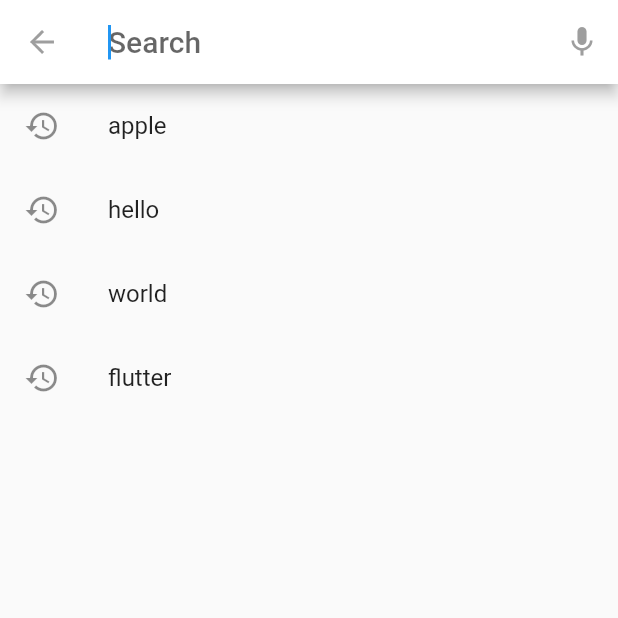
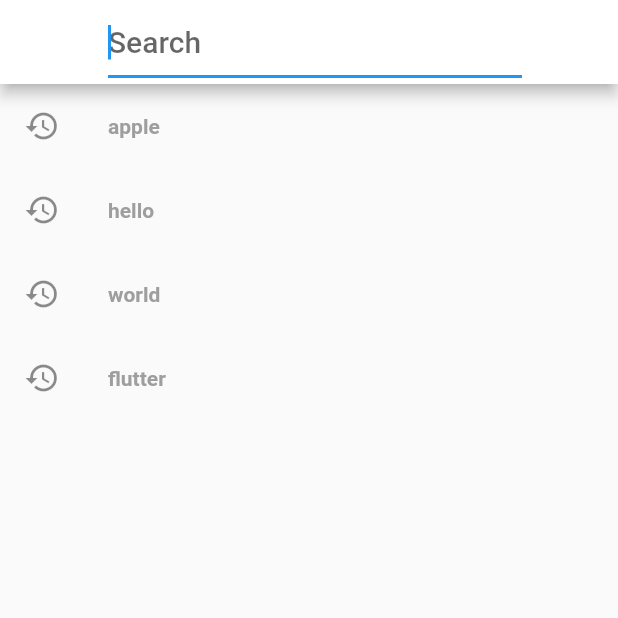
Before and after one commit to IsaiasGC/movies_app, a Flutter app: the screen it shows after launch, item 2 of the bottom bar chosen, after a tap on the "search" icon, on a phone screen of 412 x 824 dp, the top half of it. Run offline on Flutter 3.47's test engine with Material 2 defaults, Android fonts, the phone set to English and light mode, and no system bars; our stand-ins replace flutter_slidable, splashscreen; network calls fail.

Commit message:
Agregado los eventos de Search

```diff
--- a/lib/Search.dart
+++ b/lib/Search.dart
@@ -1,55 +1,32 @@
 import 'dart:convert' as convert;
 import 'package:flutter/material.dart';
-import 'package:flutter_slidable/flutter_slidable.dart';
 import 'package:http/http.dart' as http;
 
-class Search extends StatefulWidget{
-  const Search({Key key}) : super(key: key);
-
-  @override
-  State<StatefulWidget> createState() => SearchForm();
-}
-
-class SearchForm extends State<Search>{
-  List movies;
-  _MySearchDelegate _delegate;
-
-
-
-  @override
-  void initState() {
-    super.initState();
-    _delegate = _MySearchDelegate(movies);
-  }
+class Search extends StatelessWidget{
 
   @override
   Widget build(BuildContext context){
     return Scaffold(
       appBar: AppBar(
-        brightness: Brightness.dark,
-        automaticallyImplyLeading: false,
-        title: Text('Search Movies'),
+        title: Text('Search Movie'),
         actions: <Widget>[
           IconButton(
-            tooltip: 'Search',
-            icon: const Icon(Icons.search),
+            icon: Icon(Icons.search),
             onPressed: () async {
               final String selected = await showSearch<String>(
                 context: context,
-                delegate: _delegate,
+                delegate: DataSearch()
               );
               if (selected != null) {
                 Scaffold.of(context).showSnackBar(
                   SnackBar(
-                    content: Text('You have selected the word: $selected'),
+                    content: Text('You have selected the movie: $selected'),
                   ),
                 );
               }
-            },
-          ),
+          })
         ],
       ),
-      body: Center(),
     );
   }
 }
@@ -57,36 +34,48 @@ class SearchForm extends State<Search>{
 
 // Defines the content of the search page in showSearch().
 // SearchDelegate has a member query which is the query string.
-class _MySearchDelegate extends SearchDelegate<String> {
-  final List<String> _words;
-  final List<String> _history;
-  var isLoading=false;
+class DataSearch extends SearchDelegate<String> {
+  final List history;
   List movies;
-  final String urlAddFavorite="https://api.themoviedb.org/3/list/143905/add_item?api_key=323f74918f363cfd35a67d3ea4a5316d&session_id=0d0f33396cc0edd0999380e7ea3df066a039866a";
+  BuildContext context;
 
-  _MySearchDelegate(List<String> words)
-      : _words = words,
-        _history = <String>['apple', 'hello', 'world', 'flutter'],
+  DataSearch()
+      : history = <String>['apple', 'hello', 'world', 'flutter'],//obtener historial
         super();
 
   Future<String> searchMovie(String query) async{
+    movies=new List();
     query.replaceAll(' ', '%');
     var response=await http.get('https://api.themoviedb.org/3/search/movie?api_key=323f74918f363cfd35a67d3ea4a5316d&language=es-MX&query=$query&page=1&include_adult=false',
       headers: {
-        "Content-Type": "application/json;charset=utf-8",
+        "Accept": "application/json",
       }
     );
     print('Status code: ${response.statusCode}');
-    if(response.statusCode==201){
-      print('Se agrego exitosamente a Favortie');
+    if(response.statusCode==200){
+      movies=convert.jsonDecode(response.body)['results'];
     }else{
-      print('No se pudo Agregar a Favorite');
+      print('No se encontraron similitudes');
     }
-    return "Accept";
+    return 'Accept';
+  }
+
+  @override
+  ThemeData appBarTheme(BuildContext context) {
+    assert(context != null);
+    final ThemeData theme = Theme.of(context);
+    assert(theme != null);
+    return theme.copyWith(
+      primaryColor: Colors.white,
+      primaryIconTheme: theme.primaryIconTheme.copyWith(color: Colors.grey),
+      primaryColorBrightness: Brightness.light,
+      primaryTextTheme: theme.textTheme,
+    );
   }
   // Leading icon in search bar.
   @override
   Widget buildLeading(BuildContext context) {
+    this.context=context;
     return IconButton(
       tooltip: 'Back',
       icon: AnimatedIcon(
@@ -103,63 +92,23 @@ class _MySearchDelegate extends SearchDelegate<String> {
   // Widget of result page.
   @override
   Widget buildResults(BuildContext context) {
-    return Padding(
-      padding: const EdgeInsets.all(8.0),
-      child: Center(
-        child: Column(
-          mainAxisSize: MainAxisSize.min,
-          children: <Widget>[
-            Text('Search Results:'),
-            GestureDetector(
-              onTap: () {
-                // Returns this.query as result to previous screen, c.f.
-                // showSearch() above.
-                searchMovie(this.query);
-                this.close(context, this.query);
-              },
-              child: ListView.builder(
-                      itemCount: movies==null ? 0 : movies.length,
-                      itemBuilder: (BuildContext context, int index) {
-                        return Slidable(
-                          actionPane: SlidableDrawerActionPane(),
-                          actionExtentRatio: 0.25,
-                          child: Card(
-                            elevation: 8.0,
-                            margin: EdgeInsets.symmetric(horizontal: 5.0, vertical: 2.5),
-                            child: Container(
-                                  // decoration: BoxDecoration(color: Color.fromRGBO(50, 180, 237, .8)),
-                                  child: ListTile(
+    return ListView.builder(
+      itemCount: movies==null? 0: movies.length,
+      itemBuilder: (context, index) => ListTile(
         contentPadding: EdgeInsets.symmetric(horizontal: 10.0,vertical: 2.5),
         leading: Container(
-                                      padding: EdgeInsets.only(right: 5.0),
-                                      // decoration: BoxDecoration(
-                                      //   border: Border( right: BorderSide(width: 1.0, color: Colors.black))
-                                      // ),
-                                      child: Image.network("https://image.tmdb.org/t/p/w500"+movies[index]['backdrop_path'],),
+          padding: movies[index]['backdrop_path']!=null ? EdgeInsets.only(right: 5.0) : EdgeInsets.symmetric(horizontal: 27.0),
+          child: movies[index]['backdrop_path']!=null ? Image.network("https://image.tmdb.org/t/p/w500"+movies[index]['backdrop_path'],)
+                        : Icon(Icons.photo, size: 50.00,),
         ),
         title: Text(
           movies[index]['title'],
-                                      style: TextStyle(color: Colors.black, fontWeight: FontWeight.bold),
+          style: TextStyle(color: Colors.black),
         ),
-                                    subtitle: Row(
-                                      children: <Widget>[
-                                        //Icon(Icons.touch_app, color: Colors.yellowAccent),
-                                        Text(movies[index]['release_date'], style: TextStyle(color: Colors.black))
-                                      ],
-                                    ),
-                                    // trailing: Icon(Icons.keyboard_arrow_right, color: Colors.black, size: 30.0,),
         onTap: (){
-                                      this.query=movies[index]['id'];
+          this.query='${movies[index]['id']}';
+          this.close(context, this.query);
         },
-                                  ),
-                                ),
-                          ),
-                        );
-                      },
-              ),
-            ),
-          ],
-        ),
       ),
     );
   }
@@ -167,18 +116,30 @@ class _MySearchDelegate extends SearchDelegate<String> {
   // Suggestions list while typing (this.query).
   @override
   Widget buildSuggestions(BuildContext context) {
-    final Iterable<String> suggestions = this.query.isEmpty
-        ? _history
-        : _words.where((word) => word.startsWith(query));
-
-    return _SuggestionList(
-      query: this.query,
-      suggestions: suggestions.toList(),
-      onSelected: (String suggestion) {
-        this.query = suggestion;
-        this._history.insert(0, suggestion);
-        showResults(context);
+    final List suggestionList=history;
+    // final bool search=this.query.isNotEmpty;
+    return ListView.builder(
+      itemCount: suggestionList.length,
+      itemBuilder: (context, index) => ListTile(
+        leading: query.isEmpty ? Icon(Icons.history) : Icon(null),
+        title: RichText(
+            text: TextSpan(
+              text: suggestionList[index].substring(0, query.length),
+              style: TextStyle(color: Colors.black, fontWeight: FontWeight.bold),
+              children: <TextSpan>[
+                TextSpan(
+                  text: suggestionList[index].substring(query.length),
+                  style: TextStyle(color: Colors.grey)
+                ),
+              ],
+            ),
+        ),
+        onTap: (){
+          this.query= suggestionList[index];
+          searchMovie(this.query).then((value) => this.showResults(this.context));
+          // this.close(context, this.query);
         },
+      ),
     );
   }
 
@@ -191,7 +152,7 @@ class _MySearchDelegate extends SearchDelegate<String> {
               tooltip: 'Voice Search',
               icon: const Icon(Icons.mic),
               onPressed: () {
-                this.query = 'TODO: implement voice input';
+                // this.query = 'TODO: implement voice input';
               },
             )
           : IconButton(
@@ -205,41 +166,3 @@ class _MySearchDelegate extends SearchDelegate<String> {
     ];
   }
 }
-// Suggestions list widget displayed in the search page.
-class _SuggestionList extends StatelessWidget {
-  const _SuggestionList({this.suggestions, this.query, this.onSelected});
-
-  final List<String> suggestions;
-  final String query;
-  final ValueChanged<String> onSelected;
-
-  @override
-  Widget build(BuildContext context) {
-    final textTheme = Theme.of(context).textTheme.subhead;
-    return ListView.builder(
-      itemCount: suggestions.length,
-      itemBuilder: (BuildContext context, int i) {
-        final String suggestion = suggestions[i];
-        return ListTile(
-          leading: query.isEmpty ? Icon(Icons.history) : Icon(null),
-          // Highlight the substring that matched the query.
-          title: RichText(
-            text: TextSpan(
-              text: suggestion.substring(0, query.length),
-              style: textTheme.copyWith(fontWeight: FontWeight.bold),
-              children: <TextSpan>[
-                TextSpan(
-                  text: suggestion.substring(query.length),
-                  style: textTheme,
-                ),
-              ],
-            ),
-          ),
-          onTap: () {
-            onSelected(suggestion);
-          },
-        );
-      },
-    );
-  }
-}
```
Also changed, not shown: lib/Popular.dart (+19 -2 lines). Lines whose indentation alone changed are shown as unchanged.
